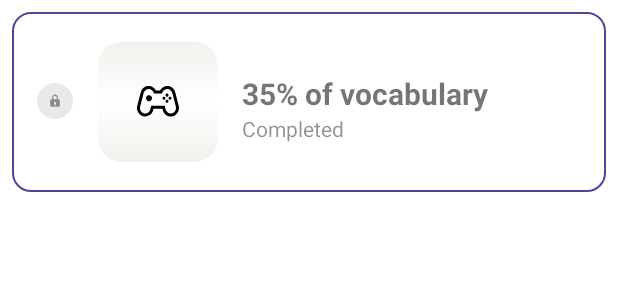
After one commit to xihadulislam/Vocabulary-Learner, an Android app: the layout item_category.xml on its own in the app's theme, with its tools: preview values and no code run, on a phone screen of 412 x 824 dp. The commit adds this screen. Shown: the top 300 px of the screen. Run offline under Robolectric (Android 15) with nearby library versions, the phone set to English and light mode, and no system bars.

Commit message:
category

```diff
--- /dev/null
+++ b/app/src/main/res/drawable/bg_w_card.xml
@@ -0,0 +1,11 @@
+<?xml version="1.0" encoding="utf-8"?>
+<shape xmlns:android="http://schemas.android.com/apk/res/android">
+
+    <corners android:radius="12dp"/>
+
+    <stroke
+        android:width="1dp"
+        android:color="@color/colorPrimary" />
+
+
+</shape>
--- a/app/src/main/res/drawable/bg_white_card_dashboard.xml
+++ b/app/src/main/res/drawable/bg_white_card_dashboard.xml
@@ -1,17 +1,16 @@
 <?xml version="1.0" encoding="utf-8"?>
-<layer-list xmlns:android="http://schemas.android.com/apk/res/android">
-    <item >
-        <shape
-            android:shape="rectangle">
-            <solid android:color="@android:color/darker_gray" />
-            <corners android:radius="5dp"/>
-        </shape>
-    </item>
-    <item android:right="1dp" android:left="1dp" android:bottom="2dp">
-        <shape
-            android:shape="rectangle">
-            <solid android:color="@android:color/white"/>
-            <corners android:radius="5dp"/>
-        </shape>
-    </item>
-</layer-list>
+<shape xmlns:android="http://schemas.android.com/apk/res/android">
+    <solid android:color="@color/white" />
+
+    <corners
+        android:radius="16dp"
+        >
+    </corners>
+
+    <gradient
+        android:type="linear"
+        android:angle="90"
+        android:startColor="@color/colorGlass"
+        android:centerColor="@color/white"
+        android:endColor="@color/colorGlass" />
+</shape>
--- /dev/null
+++ b/app/src/main/res/drawable/ic_lock.xml
@@ -0,0 +1,12 @@
+<vector xmlns:android="http://schemas.android.com/apk/res/android"
+    android:width="40dp"
+    android:height="40dp"
+    android:viewportWidth="40"
+    android:viewportHeight="40">
+  <path
+      android:pathData="M20,19m-19,0a19,19 0,1 1,38 0a19,19 0,1 1,-38 0"
+      android:fillColor="#EAE9E9"/>
+  <path
+      android:pathData="M20,12C18.2769,12 16.875,13.4579 16.875,15.25V17.2H16.25C15.9185,17.2 15.6005,17.337 15.3661,17.5808C15.1317,17.8246 15,18.1552 15,18.5V23.7C15,24.0448 15.1317,24.3754 15.3661,24.6192C15.6005,24.863 15.9185,25 16.25,25H23.75C24.0815,25 24.3995,24.863 24.6339,24.6192C24.8683,24.3754 25,24.0448 25,23.7V18.5C25,18.1552 24.8683,17.8246 24.6339,17.5808C24.3995,17.337 24.0815,17.2 23.75,17.2H23.125V15.25C23.125,13.4579 21.7231,12 20,12ZM18.125,15.25C18.125,14.1749 18.9662,13.3 20,13.3C21.0338,13.3 21.875,14.1749 21.875,15.25V17.2H18.125V15.25ZM20.625,22.2199V23.7H19.375V22.2199C19.1565,22.0898 18.981,21.8939 18.8718,21.6579C18.7625,21.422 18.7246,21.1572 18.7629,20.8984C18.8013,20.6395 18.9142,20.3989 19.0867,20.2082C19.2593,20.0174 19.4833,19.8855 19.7294,19.8299C19.9121,19.7879 20.1016,19.789 20.2839,19.8333C20.4662,19.8776 20.6366,19.9639 20.7825,20.0858C20.9284,20.2077 21.0462,20.3621 21.1271,20.5376C21.208,20.7132 21.25,20.9053 21.25,21.1C21.2496,21.3273 21.1917,21.5506 21.082,21.7472C20.9722,21.9438 20.8146,22.1069 20.625,22.2199V22.2199Z"
+      android:fillColor="#8A8888"/>
+</vector>
--- /dev/null
+++ b/app/src/main/res/layout/item_category.xml
@@ -0,0 +1,74 @@
+<?xml version="1.0" encoding="utf-8"?>
+<androidx.constraintlayout.widget.ConstraintLayout xmlns:android="http://schemas.android.com/apk/res/android"
+    xmlns:app="http://schemas.android.com/apk/res-auto"
+    android:layout_width="match_parent"
+    android:layout_height="120dp"
+    android:layout_margin="8dp"
+    android:background="@drawable/bg_w_card"
+    android:padding="8dp">
+
+    <androidx.constraintlayout.widget.ConstraintLayout
+        android:id="@+id/constraintLayout2"
+        android:layout_width="80dp"
+        android:layout_height="80dp"
+        android:layout_marginStart="16dp"
+        android:background="@drawable/bg_white_card_dashboard"
+        app:layout_constraintBottom_toBottomOf="parent"
+        app:layout_constraintStart_toEndOf="@+id/circleImageView"
+        app:layout_constraintTop_toTopOf="parent">
+
+        <ImageView
+            android:layout_width="wrap_content"
+            android:layout_height="wrap_content"
+            android:src="@drawable/ic_game"
+            app:layout_constraintBottom_toBottomOf="parent"
+            app:layout_constraintEnd_toEndOf="parent"
+            app:layout_constraintStart_toStartOf="parent"
+            app:layout_constraintTop_toTopOf="parent">
+
+        </ImageView>
+
+    </androidx.constraintlayout.widget.ConstraintLayout>
+
+
+    <de.hdodenhof.circleimageview.CircleImageView
+        android:id="@+id/circleImageView"
+        android:layout_width="25dp"
+        android:layout_height="25dp"
+        android:layout_marginStart="8dp"
+        android:src="@drawable/ic_lock"
+        app:layout_constraintBottom_toBottomOf="parent"
+        app:layout_constraintStart_toStartOf="parent"
+        app:layout_constraintTop_toTopOf="parent">
+
+    </de.hdodenhof.circleimageview.CircleImageView>
+
+
+    <TextView
+        android:id="@+id/textView2"
+        android:layout_width="wrap_content"
+        android:layout_height="wrap_content"
+        android:layout_marginStart="16dp"
+        android:text="35% of vocabulary"
+        android:textSize="20sp"
+        android:textStyle="bold"
+        app:layout_constraintBottom_toBottomOf="@+id/constraintLayout2"
+        app:layout_constraintStart_toEndOf="@+id/constraintLayout2"
+        app:layout_constraintTop_toTopOf="@+id/constraintLayout2"
+        app:layout_constraintVertical_bias="0.39">
+
+    </TextView>
+
+    <TextView
+        android:id="@+id/textView"
+        android:layout_width="wrap_content"
+        android:layout_height="wrap_content"
+        android:alpha="0.8"
+        android:text="Completed"
+        app:layout_constraintStart_toStartOf="@+id/textView2"
+        app:layout_constraintTop_toBottomOf="@+id/textView2">
+
+    </TextView>
+
+
+</androidx.constraintlayout.widget.ConstraintLayout>
```
Also changed, not shown: app/src/main/res/drawable/ic_complete.xml (added, +9 -0 lines), app/src/main/res/layout/fragment_dashboard.xml (+61 -1 lines), app/src/main/res/drawable/avater.png (added), app/src/main/res/drawable/bd_flag.png (added).
